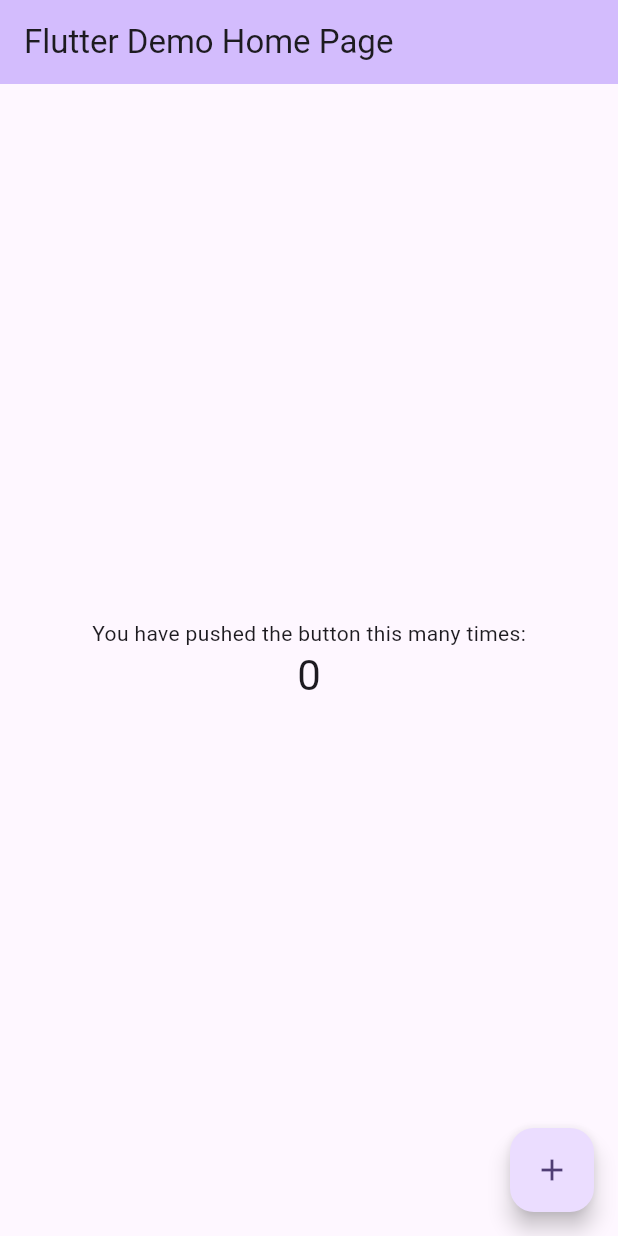
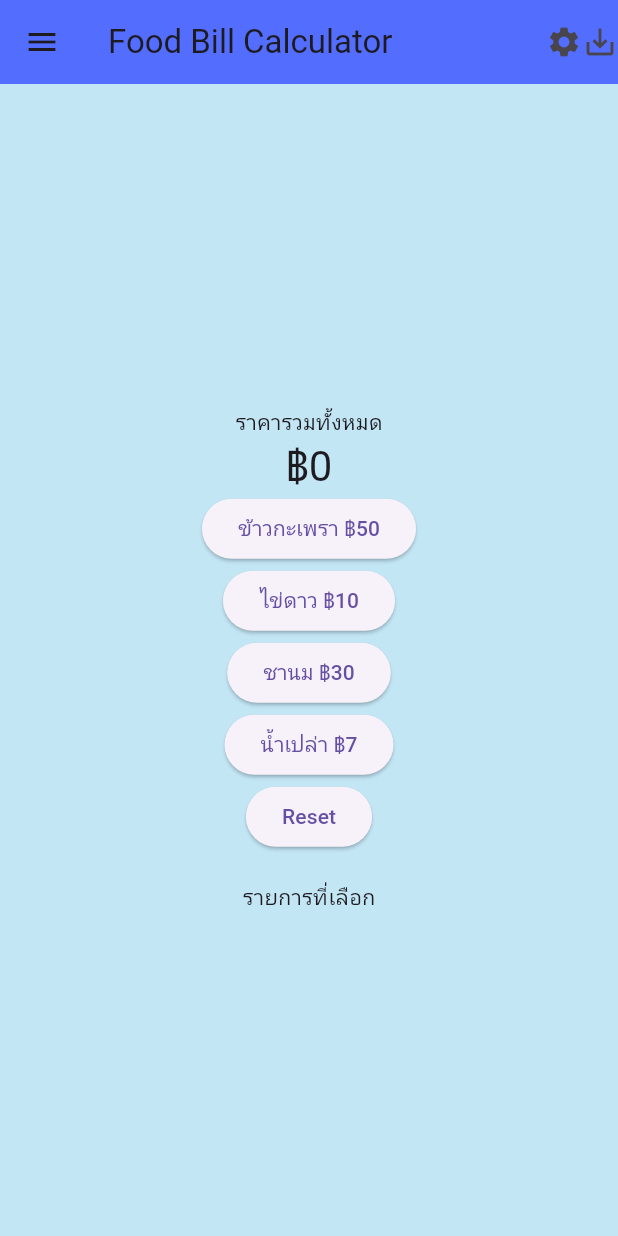
Before and after one commit to Puwanartlnwza/MIIC1328_Mobile_Cross_Platform_Program, a Flutter app: the screen it shows after launch, on a phone screen of 412 x 824 dp. Run offline on Flutter 3.47's test engine with Material 3 defaults, Android fonts, the phone set to English and light mode, and no system bars.

Commit message:
Commit 1

```diff
--- a/lib/main.dart
+++ b/lib/main.dart
@@ -1,121 +1,85 @@
 import 'package:flutter/material.dart';
 
 void main() {
-  runApp(const MyApp());
+  runApp(MyApp());
 }
 
 class MyApp extends StatelessWidget {
   const MyApp({super.key});
 
-  // This widget is the root of your application.
   @override
   Widget build(BuildContext context) {
     return MaterialApp(
-      title: 'Flutter Demo',
-      theme: ThemeData(
-        // This is the theme of your application.
-        //
-        // TRY THIS: Try running your application with "flutter run". You'll see
-        // the application has a purple toolbar. Then, without quitting the app,
-        // try changing the seedColor in the colorScheme below to Colors.green
-        // and then invoke "hot reload" (save your changes or press the "hot
-        // reload" button in a Flutter-supported IDE, or press "r" if you used
-        // the command line to start the app).
-        //
-        // Notice that the counter didn't reset back to zero; the application
-        // state is not lost during the reload. To reset the state, use hot
-        // restart instead.
-        //
-        // This works for code too, not just values: Most code changes can be
-        // tested with just a hot reload.
-        colorScheme: .fromSeed(seedColor: Colors.deepPurple),
-      ),
-      home: const MyHomePage(title: 'Flutter Demo Home Page'),
+      debugShowCheckedModeBanner: false,
+      home: Scaffold(
+        backgroundColor: Color.fromARGB(128, 135, 206, 235),
+      appBar: AppBar(
+        backgroundColor: Colors.indigoAccent,
+      title: Text("Food Bill Calculator"),
+      leading: Icon(Icons.menu),
+      actions: [Icon(Icons.settings),Icon(Icons.save_alt)],)
+        ,body: const MyHomePage()),
     );
   }
 }
 
 class MyHomePage extends StatefulWidget {
-  const MyHomePage({super.key, required this.title});
-
-  // This widget is the home page of your application. It is stateful, meaning
-  // that it has a State object (defined below) that contains fields that affect
-  // how it looks.
-
-  // This class is the configuration for the state. It holds the values (in this
-  // case the title) provided by the parent (in this case the App widget) and
-  // used by the build method of the State. Fields in a Widget subclass are
-  // always marked "final".
-
-  final String title;
+  const MyHomePage({super.key});
 
   @override
   State<MyHomePage> createState() => _MyHomePageState();
 }
 
 class _MyHomePageState extends State<MyHomePage> {
-  int _counter = 0;
+  int _totalprice =0;
+  List<String> _items = [];
 
-  void _incrementCounter() {
+  void _addprice(String name, int price) {
     setState(() {
-      // This call to setState tells the Flutter framework that something has
-      // changed in this State, which causes it to rerun the build method below
-      // so that the display can reflect the updated values. If we changed
-      // _counter without calling setState(), then the build method would not be
-      // called again, and so nothing would appear to happen.
-      _counter++;
+      _totalprice += price;
+      _items.add("$name ฿$price");
+    });
+  }
+
+  void _reset(int price) {
+    setState(() {
+      _totalprice = 0;
+      _items.clear();
     });
   }
 
   @override
   Widget build(BuildContext context) {
-    // This method is rerun every time setState is called, for instance as done
-    // by the _incrementCounter method above.
-    //
-    // The Flutter framework has been optimized to make rerunning build methods
-    // fast, so that you can just rebuild anything that needs updating rather
-    // than having to individually change instances of widgets.
-    return Scaffold(
-      appBar: AppBar(
-        // TRY THIS: Try changing the color here to a specific color (to
-        // Colors.amber, perhaps?) and trigger a hot reload to see the AppBar
-        // change color while the other colors stay the same.
-        backgroundColor: Theme.of(context).colorScheme.inversePrimary,
-        // Here we take the value from the MyHomePage object that was created by
-        // the App.build method, and use it to set our appbar title.
-        title: Text(widget.title),
-      ),
-      body: Center(
-        // Center is a layout widget. It takes a single child and positions it
-        // in the middle of the parent.
-        child: Column(
-          // Column is also a layout widget. It takes a list of children and
-          // arranges them vertically. By default, it sizes itself to fit its
-          // children horizontally, and tries to be as tall as its parent.
-          //
-          // Column has various properties to control how it sizes itself and
-          // how it positions its children. Here we use mainAxisAlignment to
-          // center the children vertically; the main axis here is the vertical
-          // axis because Columns are vertical (the cross axis would be
-          // horizontal).
-          //
-          // TRY THIS: Invoke "debug painting" (choose the "Toggle Debug Paint"
-          // action in the IDE, or press "p" in the console), to see the
-          // wireframe for each widget.
-          mainAxisAlignment: .center,
-          children: [
-            const Text('You have pushed the button this many times:'),
-            Text(
-              '$_counter',
-              style: Theme.of(context).textTheme.headlineMedium,
-            ),
-          ],
-        ),
-      ),
-      floatingActionButton: FloatingActionButton(
-        onPressed: _incrementCounter,
-        tooltip: 'Increment',
-        child: const Icon(Icons.add),
+    return Center(
+      child: Column(
+        mainAxisAlignment: MainAxisAlignment.center,
+        children: [
+          const Text('ราคารวมทั้งหมด'),
+          Text('฿$_totalprice',
+            style: Theme.of(context).textTheme.headlineMedium),
+          ElevatedButton(
+            onPressed: () => _addprice("ข้าวกะเพรา",50),
+            child: const Text('ข้าวกะเพรา ฿50'),
+          ),
+          ElevatedButton(
+            onPressed: () => _addprice('ไข่ดาว',10),
+            child: const Text('ไข่ดาว ฿10'),
+          ),
+          ElevatedButton(
+            onPressed: () => _addprice('ชานม',30),
+            child: const Text('ชานม ฿30'),
+          ),
+          ElevatedButton(
+            onPressed: () => _addprice('น้ำเปล่า',7),
+            child: const Text('น้ำเปล่า ฿7'),
+          ),ElevatedButton(
+            onPressed: () => _reset(0),
+            child: const Text('Reset')),
+          const SizedBox(height: 20),
+          const Text(
+            "รายการที่เลือก",),
+          ..._items.map((item) => Text(item)).toList(),
+        ],
       ),
     );
   }
```
